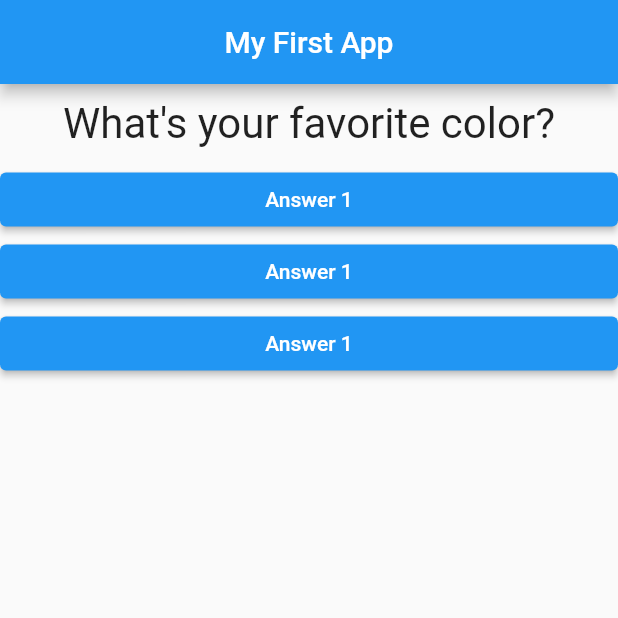
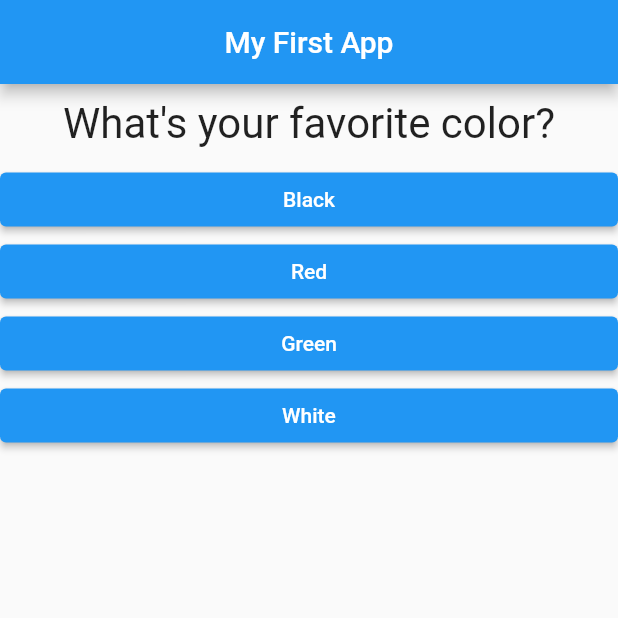
Before and after one commit to westsider/flutter_complete_guide, a Flutter app: the screen it shows after launch, on a phone screen of 412 x 824 dp, the top half of it. Run offline on Flutter 3.47's test engine with Material 2 defaults, Android fonts, the phone set to English and light mode, and no system bars.

Commit message:
finished button refactor

```diff
--- a/lib/answer.dart
+++ b/lib/answer.dart
@@ -2,7 +2,8 @@ import 'package:flutter/material.dart';
 
 class Answer extends StatelessWidget {
   final VoidCallback selectHandler;
-  Answer(this.selectHandler);
+  final String answerText;
+  Answer(this.selectHandler, String this.answerText);
 
   @override
   Widget build(BuildContext context) {
@@ -10,7 +11,7 @@ class Answer extends StatelessWidget {
       width: double.infinity,
       child: ElevatedButton(
         onPressed: selectHandler,
-        child: Text('Answer 1'),
+        child: Text(answerText),
         style: ElevatedButton.styleFrom(
           primary: Colors.blue,
           onPrimary: Colors.white,
--- a/lib/main.dart
+++ b/lib/main.dart
@@ -47,9 +47,13 @@ class _MyAppState extends State<MyApp> {
             Question(
               questions[questionIndex]['questionText'] as String,
             ),
-            Answer(answerQuestion),
-            Answer(answerQuestion),
-            Answer(answerQuestion),
+            ...(questions[questionIndex]['answers'] as List<String>)
+                .map((answer) {
+              return Answer(answerQuestion, answer);
+            }).toList()
+            // Answer(answerQuestion),
+            // Answer(answerQuestion),
+            // Answer(answerQuestion),
           ],
         ),
       ),
```
